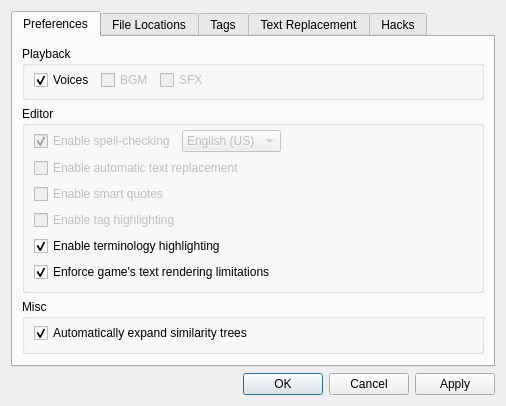
First picture: the form in qt/ui/settings.ui, repository ThunderGemios10/The-Super-Duper-Script-Editor, before the edit.
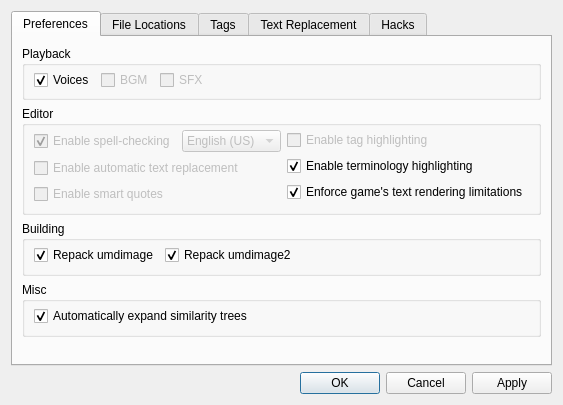
Second picture: the form after the edit. Icons and pictures are not drawn.

Commit message: More hacks. Settings menu + config code powered up.

```diff
--- a/qt/ui/settings.ui
+++ b/qt/ui/settings.ui
@@ -6,7 +6,7 @@
    <rect>
     <x>0</x>
     <y>0</y>
-    <width>506</width>
+    <width>511</width>
     <height>405</height>
    </rect>
   </property>
@@ -91,13 +91,15 @@
          <property name="title">
           <string>Editor</string>
          </property>
-         <layout class="QVBoxLayout" name="verticalLayout_6">
+         <layout class="QHBoxLayout" name="horizontalLayout_7">
           <property name="topMargin">
            <number>4</number>
           </property>
           <property name="bottomMargin">
            <number>8</number>
           </property>
+          <item>
+           <layout class="QVBoxLayout" name="verticalLayout_9">
           <item>
            <layout class="QHBoxLayout" name="horizontalLayout">
             <item>
@@ -106,7 +108,7 @@
                <bool>false</bool>
               </property>
               <property name="sizePolicy">
-               <sizepolicy hsizetype="Preferred" vsizetype="Preferred">
+                 <sizepolicy hsizetype="Minimum" vsizetype="Preferred">
                 <horstretch>0</horstretch>
                 <verstretch>0</verstretch>
                </sizepolicy>
@@ -124,6 +126,12 @@
               <property name="enabled">
                <bool>false</bool>
               </property>
+                <property name="sizePolicy">
+                 <sizepolicy hsizetype="Minimum" vsizetype="Fixed">
+                  <horstretch>0</horstretch>
+                  <verstretch>0</verstretch>
+                 </sizepolicy>
+                </property>
               <property name="sizeAdjustPolicy">
                <enum>QComboBox::AdjustToContents</enum>
               </property>
@@ -139,19 +147,6 @@
               </item>
              </widget>
             </item>
-            <item>
-             <spacer name="horizontalSpacer">
-              <property name="orientation">
-               <enum>Qt::Horizontal</enum>
-              </property>
-              <property name="sizeHint" stdset="0">
-               <size>
-                <width>40</width>
-                <height>20</height>
-               </size>
-              </property>
-             </spacer>
-            </item>
            </layout>
           </item>
           <item>
@@ -174,6 +169,10 @@
             </property>
            </widget>
           </item>
+           </layout>
+          </item>
+          <item>
+           <layout class="QVBoxLayout" name="verticalLayout_8">
           <item>
            <widget class="QCheckBox" name="chkTagHighlight">
             <property name="enabled">
@@ -205,6 +204,69 @@
            </widget>
           </item>
          </layout>
+          </item>
+          <item>
+           <spacer name="horizontalSpacer_7">
+            <property name="orientation">
+             <enum>Qt::Horizontal</enum>
+            </property>
+            <property name="sizeHint" stdset="0">
+             <size>
+              <width>40</width>
+              <height>20</height>
+             </size>
+            </property>
+           </spacer>
+          </item>
+         </layout>
+        </widget>
+       </item>
+       <item>
+        <widget class="QGroupBox" name="groupBox_4">
+         <property name="title">
+          <string>Building</string>
+         </property>
+         <layout class="QHBoxLayout" name="horizontalLayout_6">
+          <property name="topMargin">
+           <number>4</number>
+          </property>
+          <property name="bottomMargin">
+           <number>8</number>
+          </property>
+          <item>
+           <widget class="QCheckBox" name="chkPackUmdimage">
+            <property name="text">
+             <string>Repack umdimage</string>
+            </property>
+            <property name="checked">
+             <bool>true</bool>
+            </property>
+           </widget>
+          </item>
+          <item>
+           <widget class="QCheckBox" name="chkPackUmdimage2">
+            <property name="text">
+             <string>Repack umdimage2</string>
+            </property>
+            <property name="checked">
+             <bool>true</bool>
+            </property>
+           </widget>
+          </item>
+          <item>
+           <spacer name="horizontalSpacer_6">
+            <property name="orientation">
+             <enum>Qt::Horizontal</enum>
+            </property>
+            <property name="sizeHint" stdset="0">
+             <size>
+              <width>40</width>
+              <height>20</height>
+             </size>
+            </property>
+           </spacer>
+          </item>
+         </layout>
         </widget>
        </item>
        <item>
@@ -984,7 +1046,7 @@
           </spacer>
          </item>
          <item>
-          <widget class="QPushButton" name="cboReloadHacks">
+          <widget class="QPushButton" name="btnReloadHacks">
            <property name="text">
             <string>Reload</string>
            </property>
```
Lines whose indentation alone changed are shown as unchanged. The commit also changes 20 other files.
